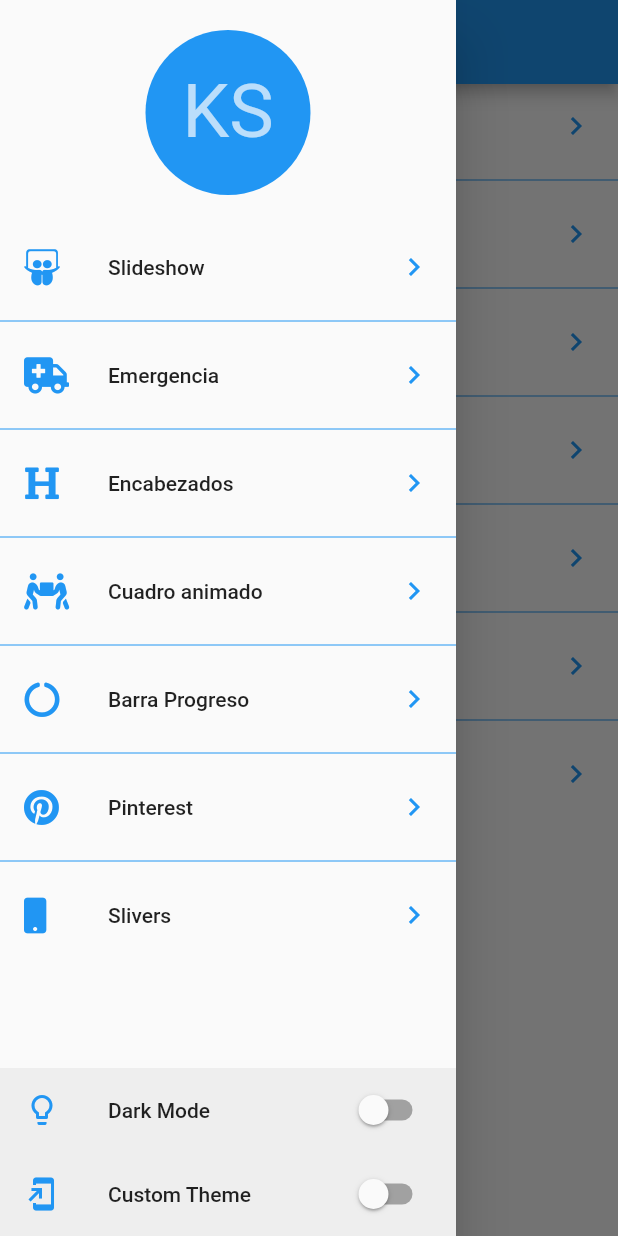
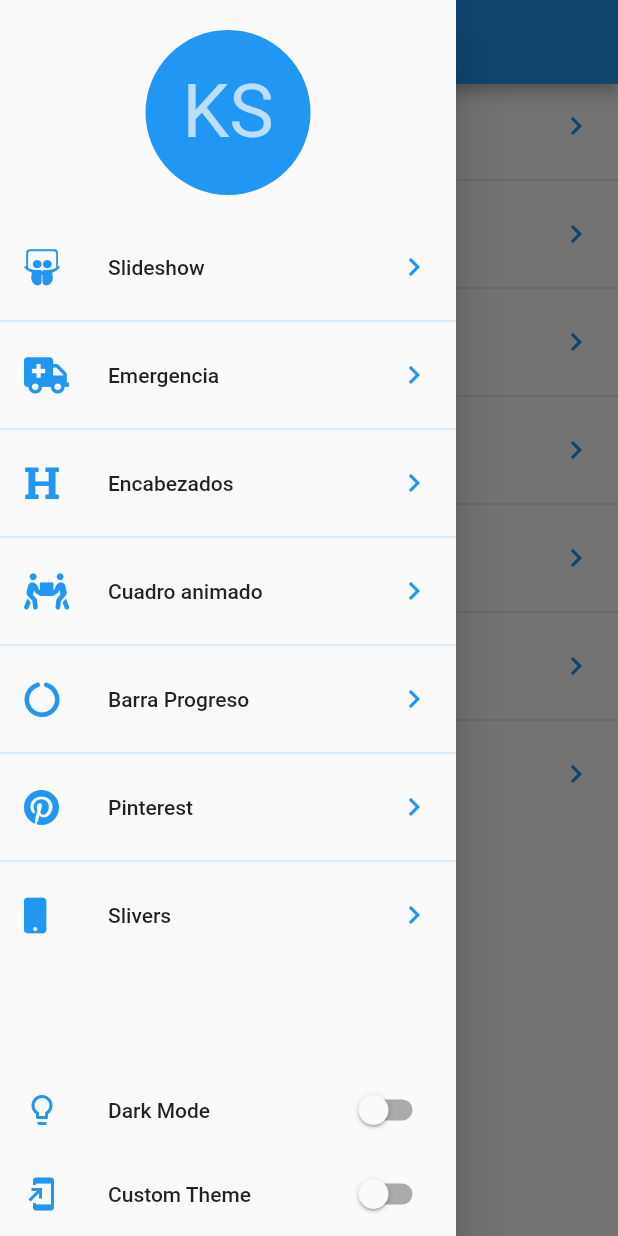
Before and after one commit to KikeSan/ClasesFlutter-2, a Flutter app: the screen it shows after launch, with the side drawer open, on a phone screen of 412 x 824 dp. Run offline on Flutter 3.47's test engine with Material 2 defaults, Android fonts, the phone set to English and light mode, and no system bars; our stand-ins replace animate_do, flutter_svg, font_awesome_flutter.

Commit message:
Themes en otras pantallas

```diff
--- a/headers/lib/main.dart
+++ b/headers/lib/main.dart
@@ -7,16 +7,9 @@ import 'package:headers/src/pages/sliver_list_page.dart';
 import 'package:headers/src/theme/theme.dart';
 import 'package:provider/provider.dart';
 
-//import 'package:headers/src/pages/graficas_circulares_page.dart';
-//import 'file:///D:/KIKE/GIT/flutter/ClasesFlutter-2/headers/lib/src/labs/circular_progress_page.dart';
-//import 'package:headers/src/retos/cuadrado_animado_page.dart';
-
-//import 'package:headers/src/pages/headers_page.dart';
-//import 'src/pages/animaciones_page.dart';
-
 void main() => runApp(
     ChangeNotifierProvider(
-      create: (_) => new ThemeChanger(),
+      create: (_) => new ThemeChanger(1),
       child: MyApp()
     )
 );
@@ -24,9 +17,11 @@ void main() => runApp(
 class MyApp extends StatelessWidget {
   @override
   Widget build(BuildContext context) {
+    final currentTheme = Provider.of<ThemeChanger>(context).currentTheme;
     return MaterialApp(
-        debugShowCheckedModeBanner: false,
-        title: 'Diseños App',
-        home: LauncherPage());
+      theme: currentTheme,
+      debugShowCheckedModeBanner: false,
+      title: 'Diseños App',
+      home: LauncherPage());
   }
 }
--- a/headers/lib/src/pages/launcher_page.dart
+++ b/headers/lib/src/pages/launcher_page.dart
@@ -22,18 +22,18 @@ class _ListaOpciones extends StatelessWidget {
   @override
   Widget build(BuildContext context) {
 
-
+    final appTheme = Provider.of<ThemeChanger>(context).currentTheme;
 
     return ListView.separated(
       physics: BouncingScrollPhysics(),
         separatorBuilder: (context, i)=>Divider(
-          color: Colors.blue,
+          color: appTheme.primaryColorLight,
         ),
         itemCount: pageRoutes.length,
         itemBuilder: (context,i)=>ListTile(
-          leading: FaIcon(pageRoutes[i].icon, color: Colors.blue,),
+          leading: FaIcon(pageRoutes[i].icon, color: appTheme.accentColor,),
           title: Text(pageRoutes[i].titulo),
-          trailing: Icon(Icons.chevron_right, color: Colors.blue,),
+          trailing: Icon(Icons.chevron_right, color: appTheme.accentColor,),
           onTap: (){
             Navigator.push(context, MaterialPageRoute(builder: (context)=>pageRoutes[i].page));
           },
@@ -46,6 +46,7 @@ class _MenuPrincipal extends StatelessWidget {
   @override
   Widget build(BuildContext context) {
     final appTheme = Provider.of<ThemeChanger>(context);
+    final accentColor = appTheme.currentTheme.accentColor;
     return Drawer(
       child: Container(
         child: Column(
@@ -56,7 +57,7 @@ class _MenuPrincipal extends StatelessWidget {
                 width: double.infinity,
                 height: 150,
                 child: CircleAvatar(
-                  backgroundColor: Colors.blue,
+                  backgroundColor: accentColor,
                   child: Text('KS', style: TextStyle(fontSize: 50)),
                 ),
               ),
@@ -66,12 +67,12 @@ class _MenuPrincipal extends StatelessWidget {
             ),
 
             ListTile(
-              tileColor: Colors.grey[200],
-              leading: Icon(Icons.lightbulb_outline, color: Colors.blue,),
+              //tileColor: Colors.grey[200],
+              leading: Icon(Icons.lightbulb_outline, color: accentColor,),
               title: Text('Dark Mode'),
               trailing: Switch.adaptive(
                 value: appTheme.darkTheme,
-                activeColor: Colors.blue,
+                activeColor: accentColor,
                 onChanged: (value) => appTheme.darkTheme = value
               ),
             ),
@@ -80,12 +81,12 @@ class _MenuPrincipal extends StatelessWidget {
               bottom: true,
               top: false, left: false, right: false,
               child: ListTile(
-                tileColor: Colors.grey[200],
-                leading: Icon(Icons.add_to_home_screen, color: Colors.blue,),
+                //tileColor: Colors.grey[200],
+                leading: Icon(Icons.add_to_home_screen, color: accentColor,),
                 title: Text('Custom Theme'),
                 trailing: Switch.adaptive(
                   value: appTheme.customTheme,
-                  activeColor: Colors.blue,
+                  activeColor: accentColor,
                   onChanged: (value) => appTheme.customTheme = value
                 ),
               ),
--- a/headers/lib/src/theme/theme.dart
+++ b/headers/lib/src/theme/theme.dart
@@ -3,12 +3,47 @@ import 'package:flutter/material.dart';
 class ThemeChanger with ChangeNotifier{
   bool _darkTheme = false;
   bool _customTheme = false;
+  ThemeData _currentTheme;
+
+
+  ThemeChanger(int theme){
+    switch(theme){
+      case 1: //ligth
+        _darkTheme = false;
+        _customTheme = false;
+        _currentTheme = ThemeData.light();
+        break;
+      case 2: //dark
+        _darkTheme = true;
+        _customTheme = false;
+        _currentTheme = ThemeData.dark();
+        break;
+      case 3: //dark
+        _darkTheme = false;
+        _customTheme = true;
+        break;
+
+      default:
+        _darkTheme = false;
+        _customTheme = false;
+        _currentTheme = ThemeData.light();
+    }
+  }
+
+  ThemeData get currentTheme => this._currentTheme;
 
   bool get darkTheme => this._darkTheme;
 
   set darkTheme(bool value) {
     _customTheme = false;
     _darkTheme = value;
+
+    if(value){
+      _currentTheme = ThemeData.dark();
+    }else{
+      _currentTheme = ThemeData.light();
+    }
+
     notifyListeners();
   }
 
@@ -17,6 +52,13 @@ class ThemeChanger with ChangeNotifier{
   set customTheme(bool value) {
     _customTheme = value;
     _darkTheme = false;
+
+    if(value){
+      _currentTheme = ThemeData.light();
+    }else{
+      _currentTheme = ThemeData.light();
+    }
+
     notifyListeners();
   }
 }
```
Also changed, not shown: headers/lib/src/pages/slideshow_page.dart (+9 -5 lines).
